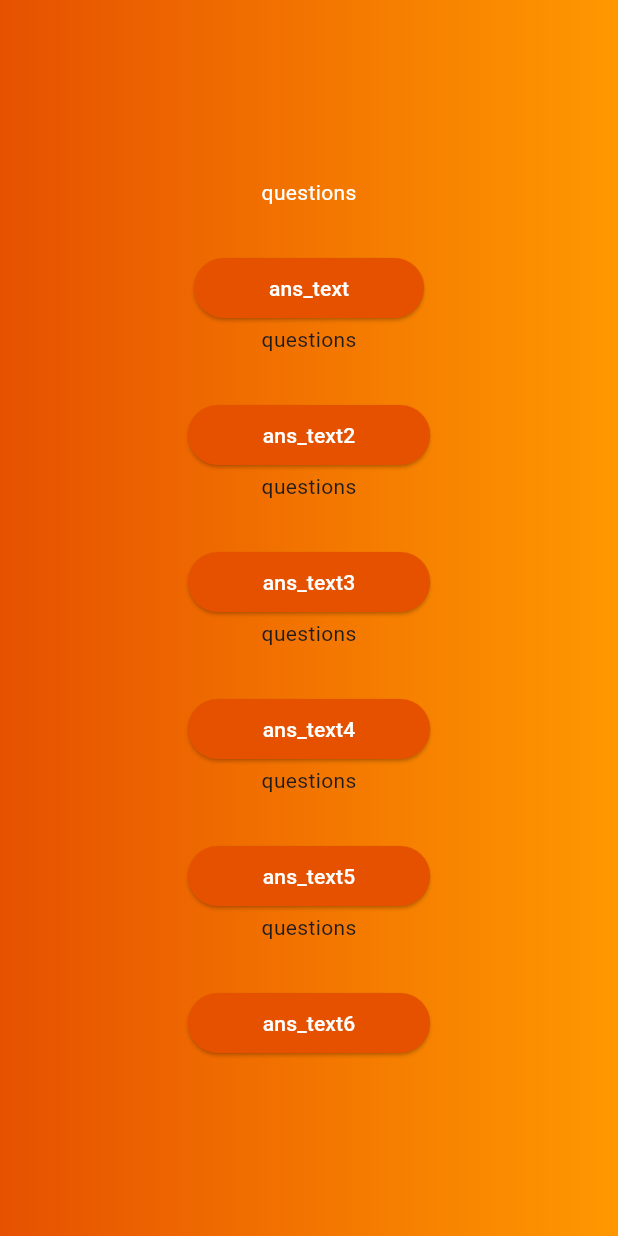
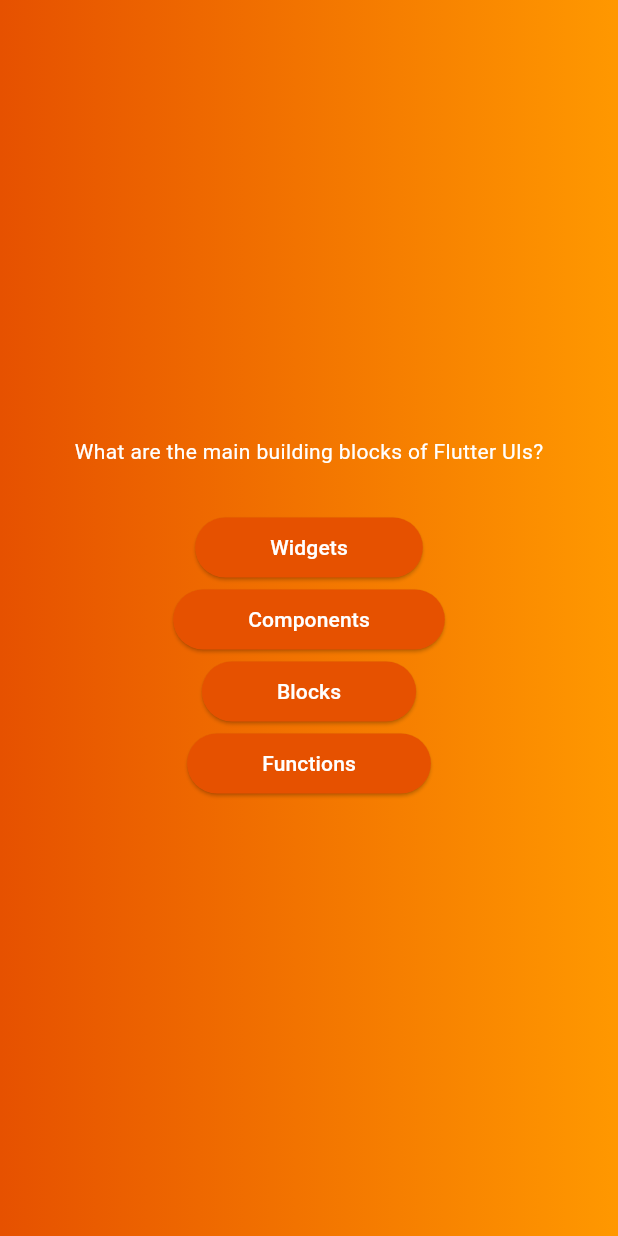
Before and after one commit to shrayash12/FlutterQuizApp, a Flutter app: the screen it shows after launch, after a tap on "Start Quiz", on a phone screen of 412 x 824 dp. Run offline on Flutter 3.47's test engine with Material 3 defaults, Android fonts, the phone set to English and light mode, and no system bars; our stand-ins replace lottie.

Commit message:
Accessing list elements Mapping list elements and using Spread operator

```diff
--- a/lib/questions_screen.dart
+++ b/lib/questions_screen.dart
@@ -1,5 +1,8 @@
 import 'package:flutter/material.dart';
 import 'package:quize_app_futter/answers_button.dart';
+import 'package:quize_app_futter/models/quiz_questions.dart';
+
+import 'data/questions.dart';
 
 class QuestionsScreen extends StatefulWidget {
   const QuestionsScreen({super.key});
@@ -13,31 +16,26 @@
 class _QuestionsScreenState extends State<QuestionsScreen> {
   @override
   Widget build(BuildContext context) {
+    final currentQuestion = questions[0];
     return SizedBox(
       width: double.infinity,
       child: Column(
         mainAxisAlignment: MainAxisAlignment.center,
         children: [
-          const Text('questions', style: TextStyle(color: Colors.white)),
+          Text(
+            currentQuestion.text,
+            style: const TextStyle(color: Colors.white),
+          ),
           SizedBox(height: 30),
-          AnswerButton(onTap: () {},answerText:'ans_text'),
-          const Text('questions'),
-          SizedBox(height: 30),
-          AnswerButton(onTap: () {},answerText:'ans_text2'),
-          const Text('questions'),
-          SizedBox(height: 30),
-          AnswerButton(onTap: () {},answerText:'ans_text3'),
-          const Text('questions'),
-          SizedBox(height: 30),
-          AnswerButton(onTap: () {},answerText:'ans_text4'),
-          const Text('questions'),
-          SizedBox(height: 30),
-          AnswerButton(onTap: () {},answerText:'ans_text5'),
-          const Text('questions'),
-          SizedBox(height: 30),
-          AnswerButton(onTap: () {},answerText:'ans_text6'),
+          ...currentQuestion.answers.map((answer) {
+            return AnswerButton(answerText: answer, onTap: () {});
+          }),
         ],
       ),
     );
   }
 }
+
+extension on Type {
+  operator [](int other) {}
+}
```
